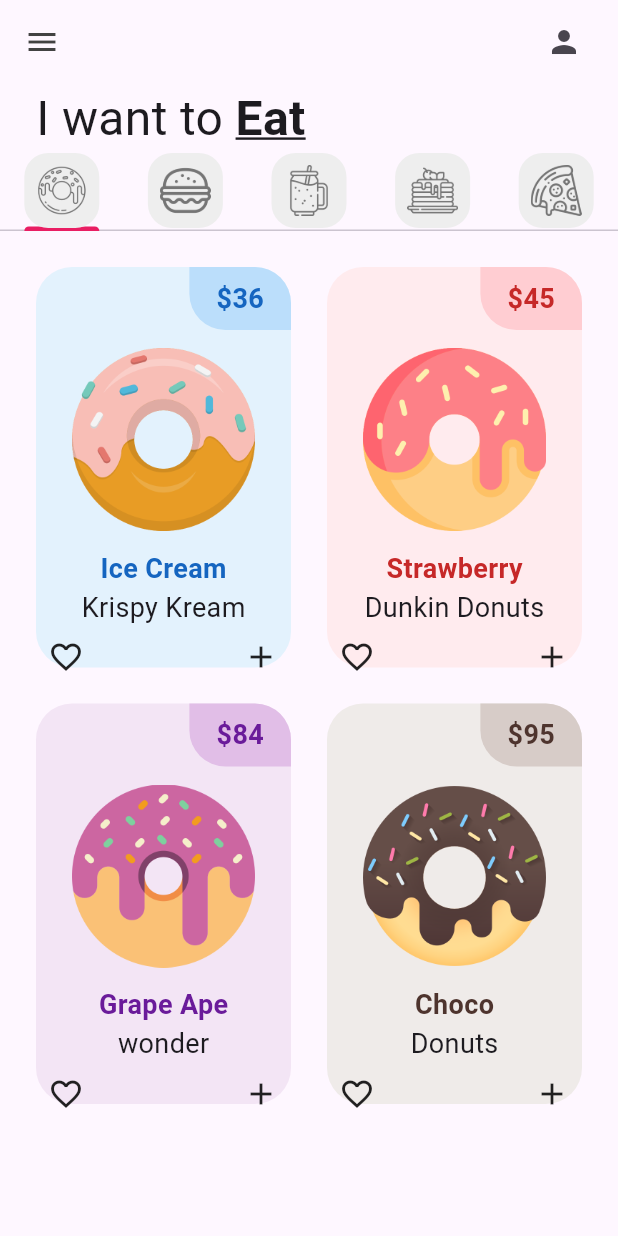
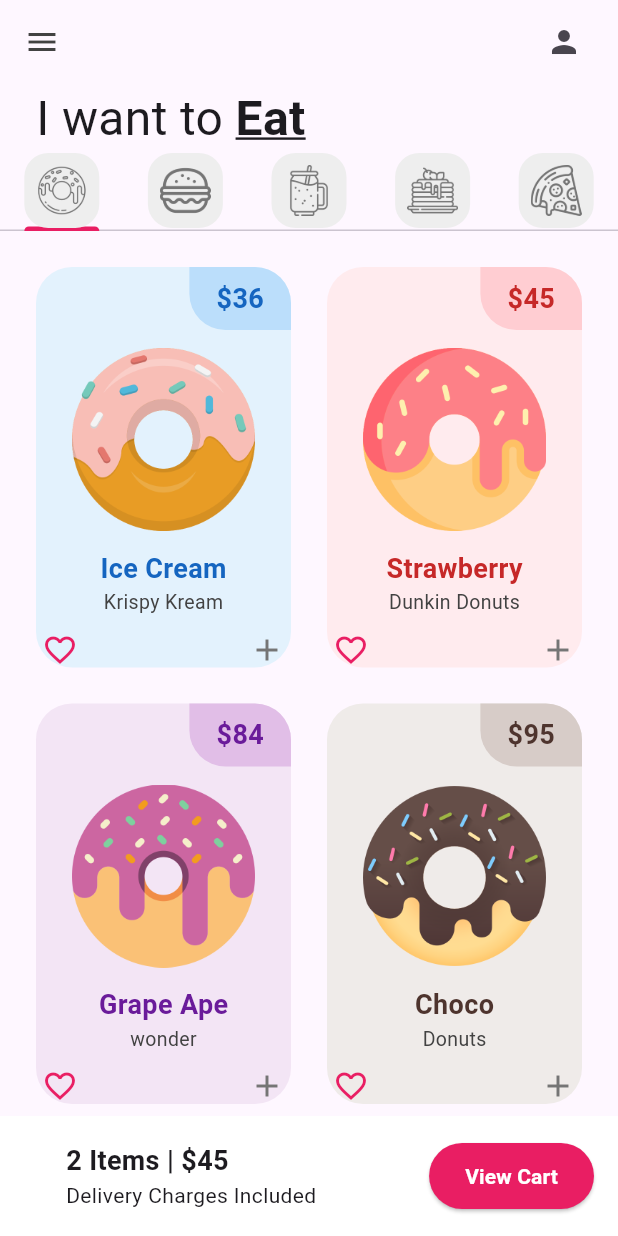
Before and after one commit to AdrianaMukul31/donut_app_4sa, a Flutter app: the screen it shows after launch, on a phone screen of 412 x 824 dp. Run offline on Flutter 3.47's test engine with Material 3 defaults, Android fonts, the phone set to English and light mode, and no system bars.

Commit message:
ShoppingCart added

```diff
--- a/lib/pages/home_page.dart
+++ b/lib/pages/home_page.dart
@@ -4,6 +4,7 @@
 import 'package:donut_app_4sa/tabs/pizza_tab.dart';
 import 'package:donut_app_4sa/tabs/smoothie_tab.dart';
 import 'package:donut_app_4sa/utils/my_tab.dart';
+import 'package:donut_app_4sa/utils/shopping_cart.dart';
 import 'package:flutter/material.dart';
 
 class HomePage extends StatefulWidget {
@@ -73,8 +74,10 @@
             PancakesTab(),
             PizzaTab()
           ]),
-        )
+        ),
         //4.carrito(cart)
+          ShoppingCart()
+
         ],
         ),
       ),
--- a/lib/utils/donut_tile.dart
+++ b/lib/utils/donut_tile.dart
@@ -62,25 +62,20 @@
                         fontWeight: FontWeight.bold,
                         fontSize: 18,
                         color:donutColor[800],)),
-                        Text(donutStore, style: TextStyle(fontSize: 18),
+                        Text(donutStore, style: TextStyle(fontSize: 13,color: Colors.grey[800]),
                         ),
+                        //Icons
                         Padding(
-                          padding: const EdgeInsets.all(8.0),
+                          padding: const EdgeInsets. symmetric(horizontal: 4, vertical: 10),
                           child: Row(
                                               mainAxisAlignment: MainAxisAlignment.spaceBetween,
                                               children: [
-                                              Icon(Icons.favorite_border, ),
-                                              Icon(Icons.add)
+                                              Icon(Icons.favorite_border, color: Colors.pink,),
+                                              Icon(Icons.add, color: Colors.grey[600],)
                                             ],),
                         )
-
                     ],
-
                     ),
-                  //Icons
-
-
-
         ),
       );
   }
--- /dev/null
+++ b/lib/utils/shopping_cart.dart
@@ -0,0 +1,36 @@
+import 'package:flutter/material.dart';
+
+class ShoppingCart extends StatelessWidget {
+  const ShoppingCart({
+    super.key,
+  });
+
+  @override
+  Widget build(BuildContext context) {
+    return Container(
+      color: Colors.white,
+      padding: const EdgeInsets.all(16),
+      child: Row(
+        mainAxisAlignment: MainAxisAlignment.spaceBetween, //separar a los extremos
+        children: [
+          const Padding(padding: EdgeInsets.only(left: 28),
+          child: Column(
+            crossAxisAlignment: CrossAxisAlignment.start,
+            children: [
+              Text('2 Items | \$45', style: TextStyle(fontWeight: FontWeight.bold, fontSize: 18),),
+              Text('Delivery Charges Included')
+            ],
+          ),
+          ),
+          ElevatedButton(onPressed: (){},
+          style: ElevatedButton.styleFrom(
+            backgroundColor: Colors.pink,
+            padding: const EdgeInsets.symmetric(horizontal: 24, vertical: 12)
+          ),
+          child: const Text('View Cart', style: TextStyle(color: Colors.white, fontWeight: FontWeight.bold),))
+        ],
+
+      ),
+    );
+  }
+}
```
